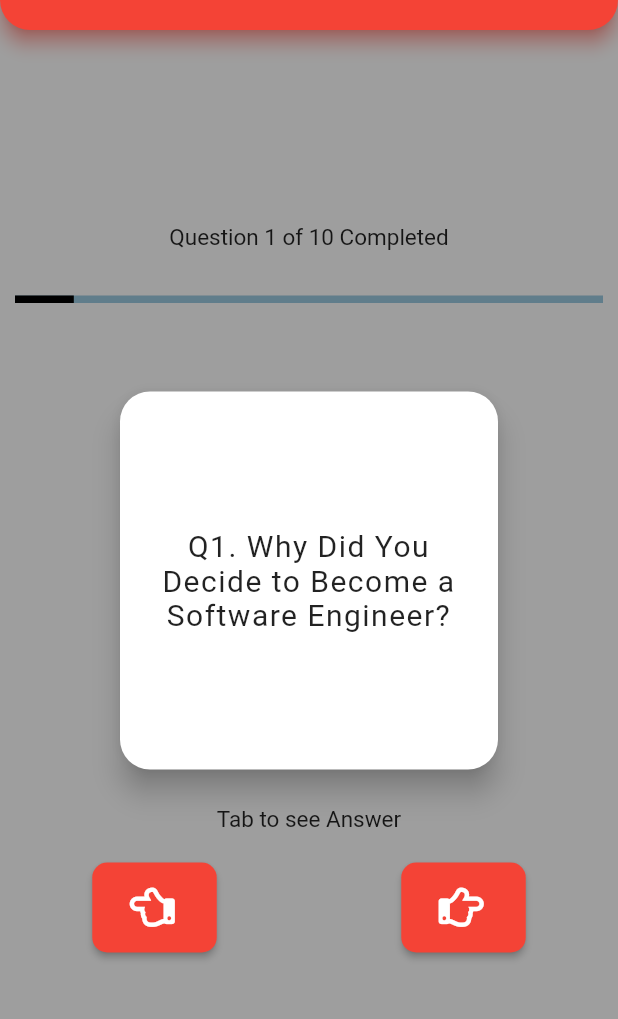
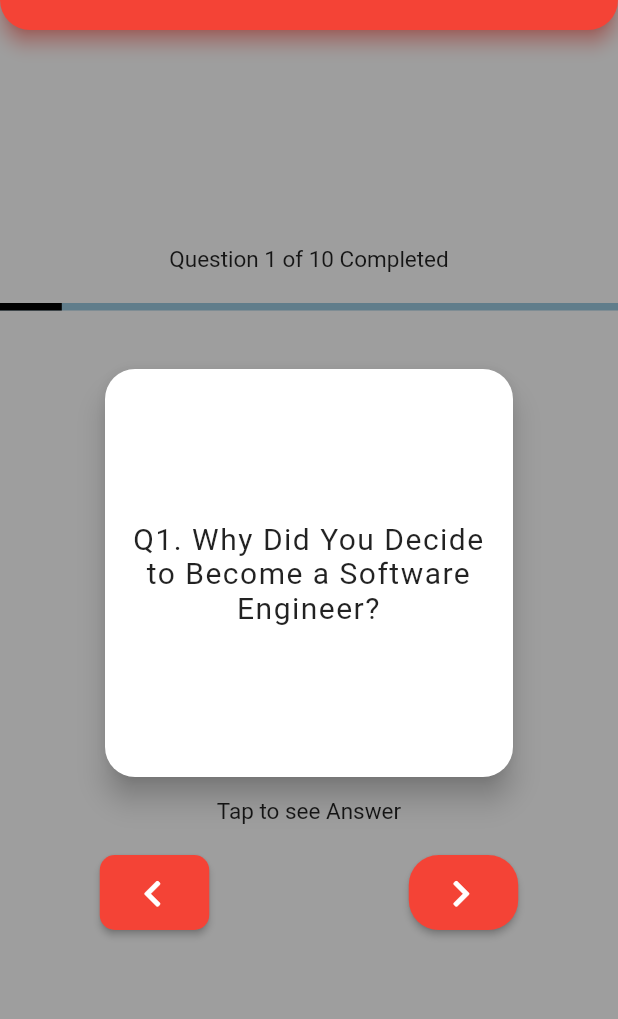
Before and after one commit to jmromo22/CS4750_FinalProject, a Flutter app: the screen it shows after launch, on a phone screen of 412 x 824 dp, the part 90-1109 px from its top. Run offline on Flutter 3.47's test engine with Material 2 defaults, Android fonts, the phone set to English and light mode, and no system bars; drawn by our look-alikes of flip_card; our stand-ins replace font_awesome_flutter.

Commit message:
updated UI designs

```diff
--- a/lib/reusable_card.dart
+++ b/lib/reusable_card.dart
@@ -10,7 +10,7 @@ class ReusableCard extends StatelessWidget {
   Widget build(BuildContext context) {
 
     return Padding(
-      padding: EdgeInsets.all(20.0),
+      padding: EdgeInsets.all(10.0),
       child: Card(
         shape: RoundedRectangleBorder(borderRadius: BorderRadius.circular(20)),
         elevation: 8,
--- a/lib/screens/home_page.dart
+++ b/lib/screens/home_page.dart
@@ -37,7 +37,7 @@ class _HomePageState extends State<HomePage> {
                   Text("Question $value of 10 Completed", style: otherTextStyle),
                   SizedBox(height: 20),
                   Padding(
-                    padding: const EdgeInsets.all(10.0),
+                    padding: const EdgeInsets.all(0.0),
                     child: LinearProgressIndicator(
                       backgroundColor: Colors.blueGrey,
                       valueColor: AlwaysStoppedAnimation(Colors.black),
@@ -55,7 +55,7 @@ class _HomePageState extends State<HomePage> {
                               text: quesAnsList[_currentIndexNumber].question),
                           back: ReusableCard(
                               text: quesAnsList[_currentIndexNumber].answer))),
-                  Text("Tab to see Answer", style: otherTextStyle),
+                  Text("Tap to see Answer", style: otherTextStyle),
                   SizedBox(height: 20),
                   Row(
                       mainAxisAlignment: MainAxisAlignment.spaceAround,
@@ -65,7 +65,7 @@ class _HomePageState extends State<HomePage> {
                               showPreviousCard();
                               updateToPrev();
                             },
-                            icon: Icon(FontAwesomeIcons.handPointLeft, size: 30),
+                            icon: Icon(FontAwesomeIcons.chevronLeft, size: 20),
                             label: Text(""),
                             style: ElevatedButton.styleFrom(
                                 primary: mainColor,
@@ -78,12 +78,12 @@ class _HomePageState extends State<HomePage> {
                               showNextCard();
                               updateToNext();
                             },
-                            icon: Icon(FontAwesomeIcons.handPointRight, size: 30),
+                            icon: Icon(FontAwesomeIcons.chevronRight, size: 20),
                             label: Text(""),
                             style: ElevatedButton.styleFrom(
                                 primary: mainColor,
                                 shape: RoundedRectangleBorder(
-                                    borderRadius: BorderRadius.circular(10)),
+                                    borderRadius: BorderRadius.circular(20)),
                                 padding: EdgeInsets.only(
                                     right: 20, left: 25, top: 15, bottom: 15)))
                       ])
```
